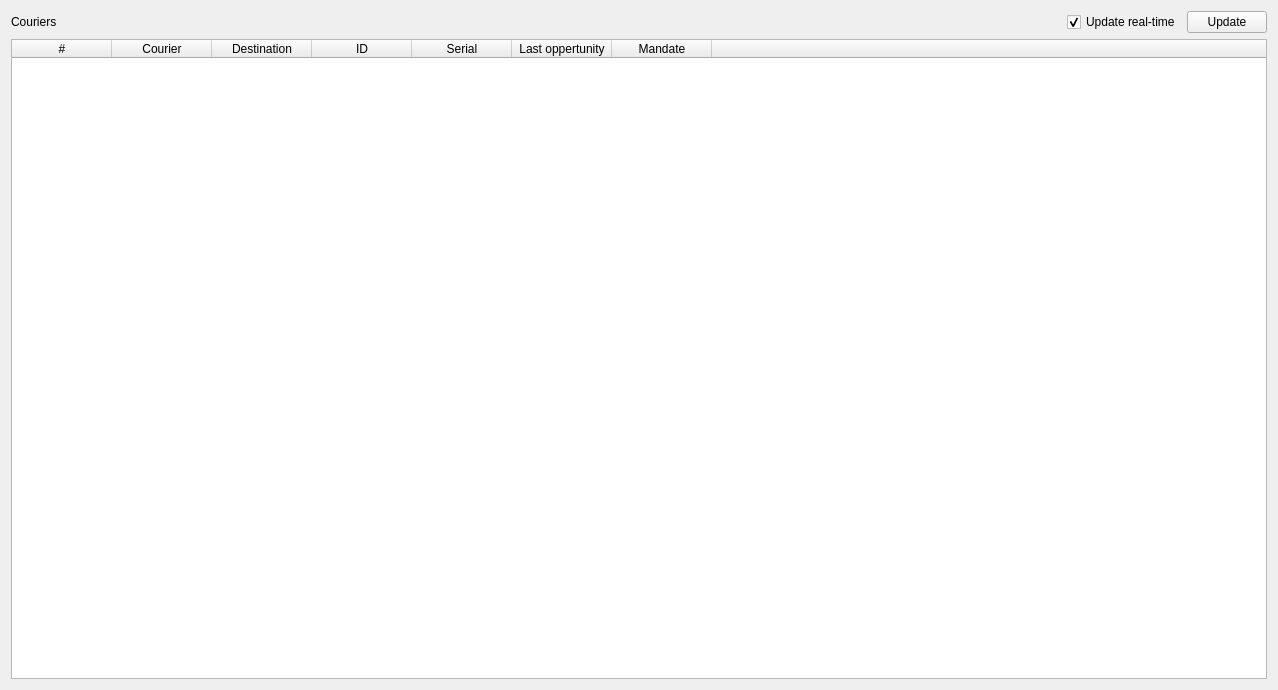
Old version of the form integration/v2/src/libs/libdebug/widgets/debug/ui/CouriersDebugWidget.ui in the repository mrdeveloperdude/OctoMY.
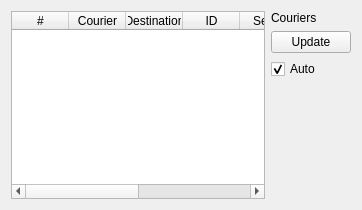
New version of the form.

```diff
--- a/integration/v2/src/libs/libdebug/widgets/debug/ui/CouriersDebugWidget.ui
+++ b/integration/v2/src/libs/libdebug/widgets/debug/ui/CouriersDebugWidget.ui
@@ -6,8 +6,8 @@
    <rect>
     <x>0</x>
     <y>0</y>
-    <width>1278</width>
-    <height>690</height>
+    <width>362</width>
+    <height>210</height>
    </rect>
   </property>
   <property name="sizePolicy">
@@ -19,49 +19,8 @@
   <property name="windowTitle">
    <string>Form</string>
   </property>
-  <layout class="QGridLayout" name="gridLayout">
-   <item row="0" column="0">
-    <layout class="QHBoxLayout" name="horizontalLayout">
-     <item>
-      <widget class="QLabel" name="label">
-       <property name="text">
-        <string>Couriers</string>
-       </property>
-      </widget>
-     </item>
-     <item>
-      <spacer name="horizontalSpacer">
-       <property name="orientation">
-        <enum>Qt::Horizontal</enum>
-       </property>
-       <property name="sizeHint" stdset="0">
-        <size>
-         <width>40</width>
-         <height>20</height>
-        </size>
-       </property>
-      </spacer>
-     </item>
-     <item>
-      <widget class="QCheckBox" name="checkBoxUpdateRealtime">
-       <property name="text">
-        <string>Update real-time</string>
-       </property>
-       <property name="checked">
-        <bool>true</bool>
-       </property>
-      </widget>
-     </item>
-     <item>
-      <widget class="QPushButton" name="pushButtonUpdate">
-       <property name="text">
-        <string>Update</string>
-       </property>
-      </widget>
-     </item>
-    </layout>
-   </item>
-   <item row="1" column="0">
+  <layout class="QHBoxLayout" name="horizontalLayout">
+   <item>
     <widget class="QTableWidget" name="tableWidgetCouriers">
      <property name="enabled">
       <bool>true</bool>
@@ -75,9 +34,21 @@
      <property name="columnCount">
       <number>8</number>
      </property>
+     <attribute name="horizontalHeaderCascadingSectionResizes">
+      <bool>true</bool>
+     </attribute>
+     <attribute name="horizontalHeaderDefaultSectionSize">
+      <number>57</number>
+     </attribute>
+     <attribute name="horizontalHeaderMinimumSectionSize">
+      <number>10</number>
+     </attribute>
      <attribute name="horizontalHeaderStretchLastSection">
       <bool>true</bool>
      </attribute>
+     <attribute name="verticalHeaderVisible">
+      <bool>false</bool>
+     </attribute>
      <attribute name="verticalHeaderStretchLastSection">
       <bool>false</bool>
      </attribute>
@@ -108,7 +79,7 @@
      </column>
      <column>
       <property name="text">
-       <string>Last oppertunity</string>
+       <string>Opp.</string>
       </property>
      </column>
      <column>
@@ -123,6 +94,53 @@
      </column>
     </widget>
    </item>
+   <item>
+    <layout class="QVBoxLayout" name="verticalLayout">
+     <item>
+      <widget class="QLabel" name="label">
+       <property name="sizePolicy">
+        <sizepolicy hsizetype="Minimum" vsizetype="Minimum">
+         <horstretch>0</horstretch>
+         <verstretch>0</verstretch>
+        </sizepolicy>
+       </property>
+       <property name="text">
+        <string>Couriers</string>
+       </property>
+      </widget>
+     </item>
+     <item>
+      <widget class="QPushButton" name="pushButtonUpdate">
+       <property name="text">
+        <string>Update</string>
+       </property>
+      </widget>
+     </item>
+     <item>
+      <widget class="QCheckBox" name="checkBoxUpdateRealtime">
+       <property name="text">
+        <string>Auto</string>
+       </property>
+       <property name="checked">
+        <bool>true</bool>
+       </property>
+      </widget>
+     </item>
+     <item>
+      <spacer name="verticalSpacer">
+       <property name="orientation">
+        <enum>Qt::Vertical</enum>
+       </property>
+       <property name="sizeHint" stdset="0">
+        <size>
+         <width>10</width>
+         <height>10</height>
+        </size>
+       </property>
+      </spacer>
+     </item>
+    </layout>
+   </item>
   </layout>
  </widget>
  <resources/>
```
